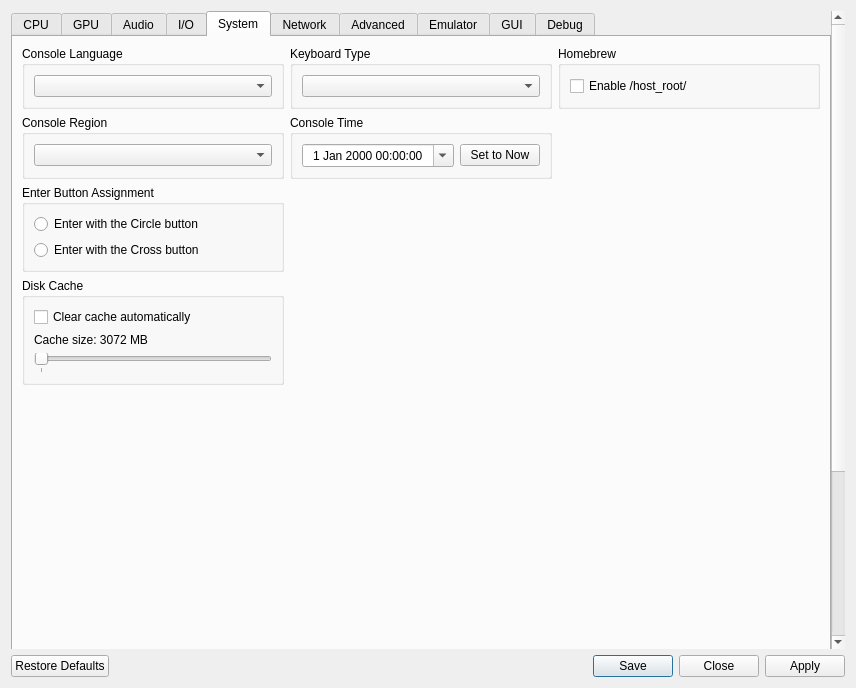
This is rpcs3/rpcs3qt/settings_dialog.ui in RPCS3/rpcs3 as Qt 5 draws it before an edit. The edited form follows.
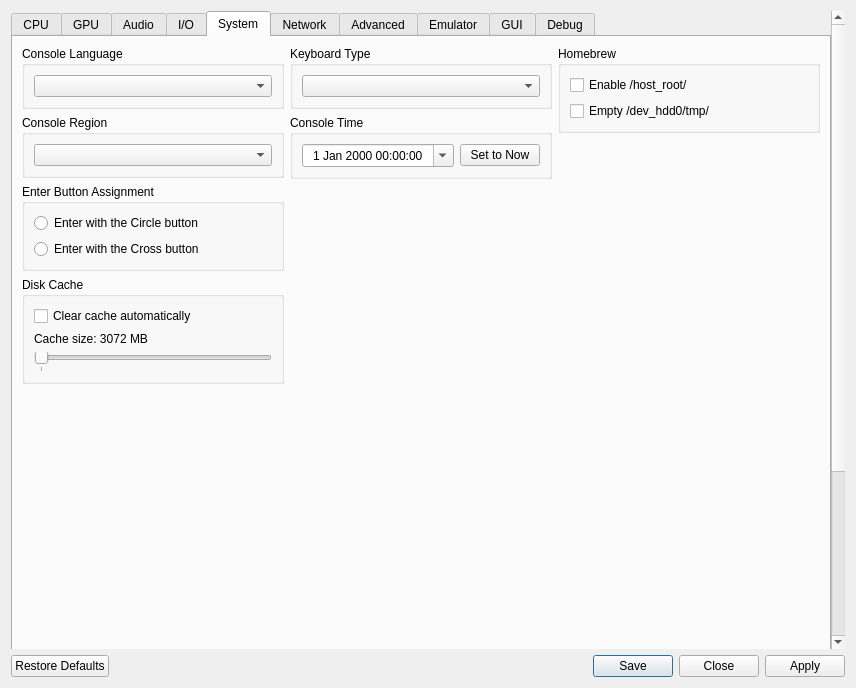
This is the edited form. The open tabs and pages were chosen to show the change. Icons and pictures are not drawn.

Commit message:
Add empty hdd tmp to UI (#16462)
This option is need for those using sprx mods and amongst other homebrew reasons such as apollo savedata.

```diff
--- a/rpcs3/rpcs3qt/settings_dialog.ui
+++ b/rpcs3/rpcs3qt/settings_dialog.ui
@@ -1900,9 +1900,11 @@
        <attribute name="title">
         <string>System</string>
        </attribute>
-       <layout class="QVBoxLayout" name="systemTab_layout" stretch="0,0,0,0,1,0">
+       <layout class="QVBoxLayout" name="systemTab_layout" stretch="0,1,0">
         <item>
-         <layout class="QHBoxLayout" name="systemTabLayout1" stretch="1,1,1">
+         <layout class="QHBoxLayout" name="systemTabHorizontalLayout" stretch="1,1,1">
+          <item>
+           <layout class="QVBoxLayout" name="systemTabLeftLayout">
           <item>
            <widget class="QGroupBox" name="gb_sysLang">
             <property name="title">
@@ -1916,38 +1918,6 @@
            </widget>
           </item>
           <item>
-           <widget class="QGroupBox" name="gb_keyboardType">
-            <property name="title">
-             <string>Keyboard Type</string>
-            </property>
-            <layout class="QVBoxLayout" name="verticalLayout_keyboardType">
-             <item>
-              <widget class="QComboBox" name="keyboardType"/>
-             </item>
-            </layout>
-           </widget>
-          </item>
-          <item>
-           <widget class="QGroupBox" name="gb_homebrew">
-            <property name="title">
-             <string>Homebrew</string>
-            </property>
-            <layout class="QVBoxLayout" name="gb_homebrew_layout">
-             <item>
-              <widget class="QCheckBox" name="enableHostRoot">
-               <property name="text">
-                <string>Enable /host_root/</string>
-               </property>
-              </widget>
-             </item>
-            </layout>
-           </widget>
-          </item>
-         </layout>
-        </item>
-        <item>
-         <layout class="QHBoxLayout" name="systemTabLayout2" stretch="1,1,1">
-          <item>
            <widget class="QGroupBox" name="gb_console_region">
             <property name="title">
              <string>Console Region</string>
@@ -1960,6 +1930,97 @@
            </widget>
           </item>
           <item>
+             <widget class="QGroupBox" name="gb_enterButtonAssignment">
+              <property name="title">
+               <string>Enter Button Assignment</string>
+              </property>
+              <layout class="QVBoxLayout" name="gb_enterButtonAssignment_layout">
+               <item>
+                <widget class="QRadioButton" name="enterButtonAssignCircle">
+                 <property name="text">
+                  <string notr="true">Enter with the Circle button</string>
+                 </property>
+                </widget>
+               </item>
+               <item>
+                <widget class="QRadioButton" name="enterButtonAssignCross">
+                 <property name="text">
+                  <string notr="true">Enter with the Cross button</string>
+                 </property>
+                </widget>
+               </item>
+              </layout>
+             </widget>
+            </item>
+            <item>
+             <widget class="QGroupBox" name="gb_DiskCacheClearing">
+              <property name="title">
+               <string>Disk Cache</string>
+              </property>
+              <layout class="QVBoxLayout" name="gb_DiskCacheClearing_layout">
+               <item>
+                <widget class="QCheckBox" name="enableCacheClearing">
+                 <property name="text">
+                  <string>Clear cache automatically</string>
+                 </property>
+                </widget>
+               </item>
+               <item>
+                <widget class="QLabel" name="maximumCacheSizeLabel">
+                 <property name="text">
+                  <string>Cache size: 3072 MB</string>
+                 </property>
+                </widget>
+               </item>
+               <item>
+                <widget class="QSlider" name="maximumCacheSize">
+                 <property name="pageStep">
+                  <number>512</number>
+                 </property>
+                 <property name="orientation">
+                  <enum>Qt::Orientation::Horizontal</enum>
+                 </property>
+                 <property name="tickPosition">
+                  <enum>QSlider::TickPosition::TicksBelow</enum>
+                 </property>
+                 <property name="tickInterval">
+                  <number>1024</number>
+                 </property>
+                </widget>
+               </item>
+              </layout>
+             </widget>
+            </item>
+            <item>
+             <spacer name="systemTabLeftVerticalSpacer">
+              <property name="orientation">
+               <enum>Qt::Orientation::Vertical</enum>
+              </property>
+              <property name="sizeHint" stdset="0">
+               <size>
+                <width>0</width>
+                <height>0</height>
+               </size>
+              </property>
+             </spacer>
+            </item>
+           </layout>
+          </item>
+          <item>
+           <layout class="QVBoxLayout" name="systemTabMiddleLayout">
+            <item>
+             <widget class="QGroupBox" name="gb_keyboardType">
+              <property name="title">
+               <string>Keyboard Type</string>
+              </property>
+              <layout class="QVBoxLayout" name="verticalLayout_keyboardType">
+               <item>
+                <widget class="QComboBox" name="keyboardType"/>
+               </item>
+              </layout>
+             </widget>
+            </item>
+            <item>
            <widget class="QGroupBox" name="gb_console_time">
             <property name="title">
              <string>Console Time</string>
@@ -2017,29 +2078,39 @@
            </widget>
           </item>
           <item>
-           <widget class="QWidget" name="systemTabSpacerWidget2" native="true"/>
+             <spacer name="systemTabMiddleVerticalSpacer">
+              <property name="orientation">
+               <enum>Qt::Orientation::Vertical</enum>
+              </property>
+              <property name="sizeHint" stdset="0">
+               <size>
+                <width>0</width>
+                <height>0</height>
+               </size>
+              </property>
+             </spacer>
           </item>
          </layout>
         </item>
         <item>
-         <layout class="QHBoxLayout" name="systemTabLayout3" stretch="1,1,1">
+           <layout class="QVBoxLayout" name="systemTabRightLayout">
           <item>
-           <widget class="QGroupBox" name="gb_enterButtonAssignment">
+             <widget class="QGroupBox" name="gb_homebrew">
             <property name="title">
-             <string>Enter Button Assignment</string>
-            </property>
-            <layout class="QVBoxLayout" name="gb_enterButtonAssignment_layout">
+               <string>Homebrew</string>
+              </property>
+              <layout class="QVBoxLayout" name="gb_homebrew_layout">
              <item>
-              <widget class="QRadioButton" name="enterButtonAssignCircle">
+                <widget class="QCheckBox" name="enableHostRoot">
                <property name="text">
-                <string notr="true">Enter with the Circle button</string>
+                  <string>Enable /host_root/</string>
                </property>
               </widget>
              </item>
              <item>
-              <widget class="QRadioButton" name="enterButtonAssignCross">
+                <widget class="QCheckBox" name="emptyHdd0Tmp">
                <property name="text">
-                <string notr="true">Enter with the Cross button</string>
+                  <string>Empty /dev_hdd0/tmp/</string>
                </property>
               </widget>
              </item>
@@ -2047,59 +2118,19 @@
            </widget>
           </item>
           <item>
-           <widget class="QWidget" name="systemTabSpacerWidget3" native="true"/>
-          </item>
-          <item>
-           <widget class="QWidget" name="systemTabSpacerWidget4" native="true"/>
-          </item>
-         </layout>
-        </item>
-        <item>
-         <layout class="QHBoxLayout" name="systemTabLayout4" stretch="1,1,1">
-          <item>
-           <widget class="QGroupBox" name="gb_DiskCacheClearing">
-            <property name="title">
-             <string>Disk Cache</string>
-            </property>
-            <layout class="QVBoxLayout" name="gb_DiskCacheClearing_layout">
-             <item>
-              <widget class="QCheckBox" name="enableCacheClearing">
-               <property name="text">
-                <string>Clear cache automatically</string>
-               </property>
-              </widget>
-             </item>
-             <item>
-              <widget class="QLabel" name="maximumCacheSizeLabel">
-               <property name="text">
-                <string>Cache size: 3072 MB</string>
-               </property>
-              </widget>
-             </item>
-             <item>
-              <widget class="QSlider" name="maximumCacheSize">
-               <property name="pageStep">
-                <number>512</number>
-               </property>
+             <spacer name="systemTabRightVerticalSpacer">
                <property name="orientation">
-                <enum>Qt::Orientation::Horizontal</enum>
-               </property>
-               <property name="tickPosition">
-                <enum>QSlider::TickPosition::TicksBelow</enum>
-               </property>
-               <property name="tickInterval">
-                <number>1024</number>
-               </property>
-              </widget>
-             </item>
-            </layout>
-           </widget>
-          </item>
-          <item>
-           <widget class="QWidget" name="systemTabSpacerWidget5" native="true"/>
-          </item>
-          <item>
-           <widget class="QWidget" name="systemTabSpacerWidget6" native="true"/>
+               <enum>Qt::Orientation::Vertical</enum>
+              </property>
+              <property name="sizeHint" stdset="0">
+               <size>
+                <width>0</width>
+                <height>0</height>
+               </size>
+              </property>
+             </spacer>
+            </item>
+           </layout>
           </item>
          </layout>
         </item>
```
Lines whose indentation alone changed are shown as unchanged. The commit also changes 3 other files.
